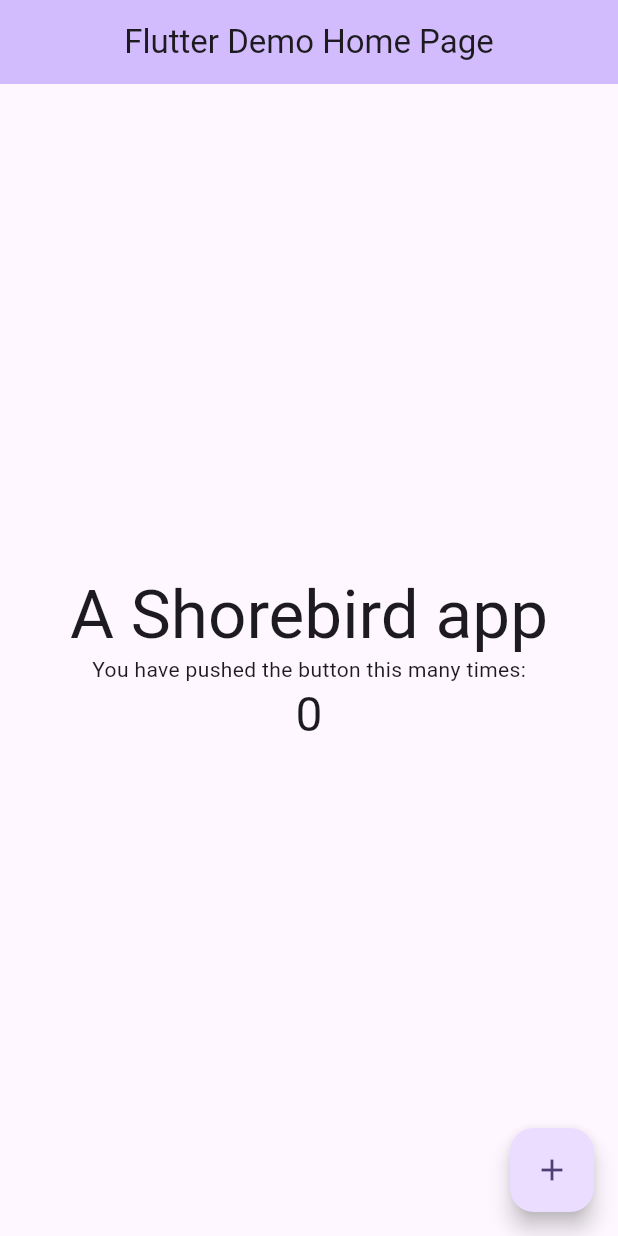
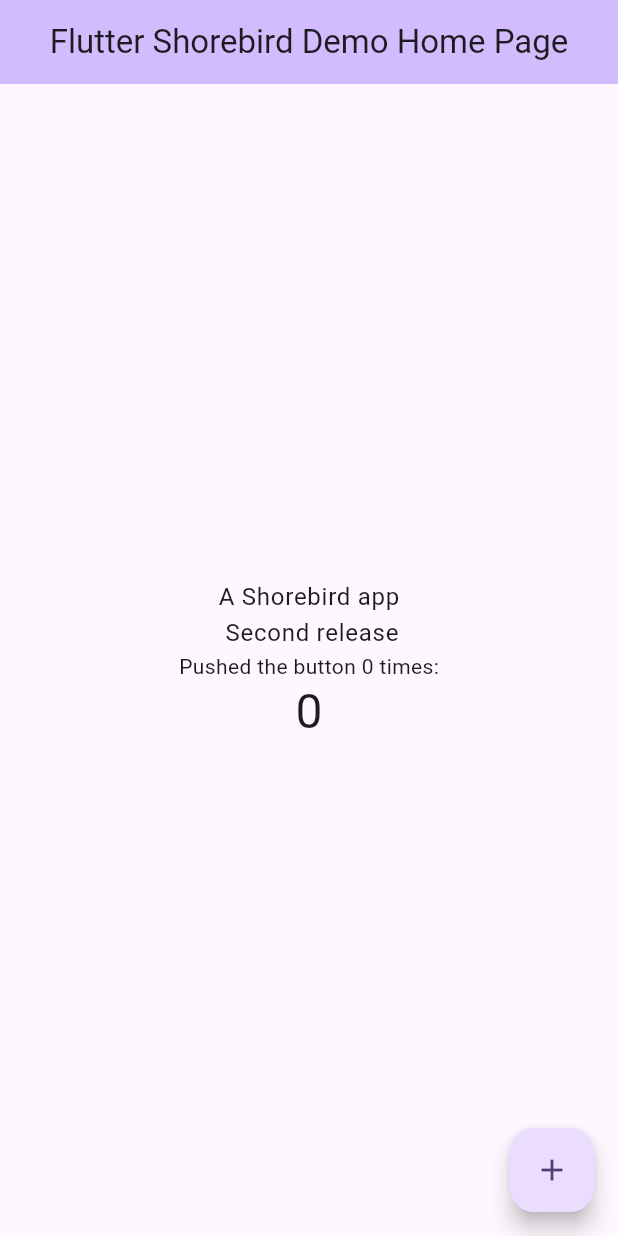
Before and after one commit to Ujjawalmaurya/Shorebird, a Flutter app: the screen it shows after launch, on a phone screen of 412 x 824 dp. Run offline on Flutter 3.47's test engine with Material 2 defaults, Android fonts, the phone set to English and light mode, and no system bars.

Commit message:
second release

```diff
--- a/lib/main.dart
+++ b/lib/main.dart
@@ -31,7 +31,7 @@
         colorScheme: ColorScheme.fromSeed(seedColor: Colors.deepPurple),
         useMaterial3: true,
       ),
-      home: const MyHomePage(title: 'Flutter Demo Home Page'),
+      home: const MyHomePage(title: 'Flutter Shorebird Demo Home Page'),
     );
   }
 }
@@ -108,10 +108,10 @@
           crossAxisAlignment: CrossAxisAlignment.center,
           children: <Widget>[
             Text(
-              'A Shorebird app',
-              style: Theme.of(context).textTheme.displayMedium,
+              'A Shorebird app\n Second release',
+              style: Theme.of(context).textTheme.bodyLarge,
             ),
-            const Text('You have pushed the button this many times:'),
+            Text('Pushed the button $_counter times:'),
             Text(
               '$_counter',
               style: Theme.of(context).textTheme.headlineLarge,
@@ -123,7 +123,7 @@
         onPressed: _incrementCounter,
         tooltip: 'Increment',
         child: const Icon(Icons.add),
-      ), // This trailing comma makes auto-formatting nicer for build methods.
+      ),
     );
   }
 }
```
